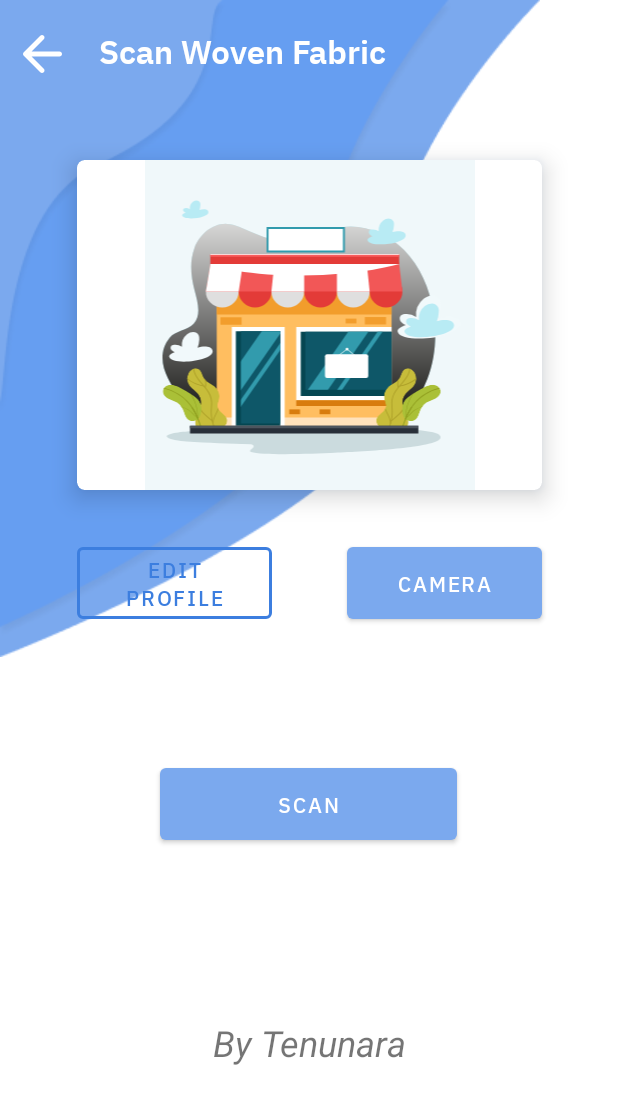
After one commit to figoalsistn19/Tenunaraapplication, an Android app: the ScanWovenFabricActivity screen opened directly, with no data from a screen before it, on a phone screen of 412 x 824 dp. The commit adds this screen. Shown: the top 1104 px of the screen. Run offline under Robolectric (Android 15) with nearby library versions, the phone set to English and light mode, and no system bars.

Commit message:
UPDATE ACTIVITY SCAN

```diff
--- a/app/src/main/java/com/example/tenunaraapplication/main/ui/ui/home/HomeFragment.kt
+++ b/app/src/main/java/com/example/tenunaraapplication/main/ui/ui/home/HomeFragment.kt
@@ -43,7 +43,11 @@ class HomeFragment : Fragment() {
         }
 
         binding.scanwovenfabrics.setOnClickListener {
-            view?.findNavController()?.navigate(R.id.action_navigation_home_to_cameraActivity)
+            view?.findNavController()?.navigate(R.id.action_navigation_home_to_scanWovenFabricActivity)
+        }
+
+        binding.findtenuntraining.setOnClickListener {
+            view?.findNavController()?.navigate(R.id.action_navigation_home_to_findTenunTrainingMapsActivity)
         }
 
         return root
--- /dev/null
+++ b/app/src/main/java/com/example/tenunaraapplication/main/ui/ui/scanwoven/ScanWovenFabricActivity.kt
@@ -0,0 +1,13 @@
+package com.example.tenunaraapplication.main.ui.ui.scanwoven
+
+import androidx.appcompat.app.AppCompatActivity
+import android.os.Bundle
+import com.example.tenunaraapplication.R
+
+class ScanWovenFabricActivity : AppCompatActivity() {
+    override fun onCreate(savedInstanceState: Bundle?) {
+        super.onCreate(savedInstanceState)
+        setContentView(R.layout.activity_scan_woven_fabric)
+
+    }
+}
--- /dev/null
+++ b/app/src/main/res/layout/activity_scan_woven_fabric.xml
@@ -0,0 +1,123 @@
+<?xml version="1.0" encoding="utf-8"?>
+<androidx.constraintlayout.widget.ConstraintLayout xmlns:android="http://schemas.android.com/apk/res/android"
+    xmlns:app="http://schemas.android.com/apk/res-auto"
+    xmlns:tools="http://schemas.android.com/tools"
+    android:layout_width="match_parent"
+    android:layout_height="match_parent"
+    tools:context=".main.ui.ui.scanwoven.ScanWovenFabricActivity">
+
+    <ImageView
+        android:id="@+id/imageView3"
+        android:layout_width="wrap_content"
+        android:layout_height="wrap_content"
+        android:contentDescription="@string/background"
+        android:src="@drawable/background"
+        app:layout_constraintStart_toStartOf="parent"
+        app:layout_constraintTop_toTopOf="parent" />
+
+    <ImageView
+        android:id="@+id/btn_back"
+        android:layout_width="40dp"
+        android:layout_height="40dp"
+        android:layout_marginStart="8dp"
+        android:layout_marginTop="16dp"
+        android:src="@drawable/ic_backk"
+        app:layout_constraintStart_toStartOf="parent"
+        app:layout_constraintTop_toTopOf="parent"
+        tools:ignore="MissingConstraints" />
+
+
+    <androidx.cardview.widget.CardView
+        android:id="@+id/cardView"
+        android:layout_width="310dp"
+        android:layout_height="220dp"
+        android:layout_marginTop="52dp"
+        android:outlineAmbientShadowColor="@color/blue"
+        app:cardCornerRadius="5dp"
+        app:cardElevation="10dp"
+        app:layout_constraintEnd_toEndOf="parent"
+        app:layout_constraintStart_toStartOf="parent"
+        app:layout_constraintTop_toBottomOf="@+id/tv_edt_pass">
+
+        <androidx.constraintlayout.widget.ConstraintLayout
+            android:layout_width="match_parent"
+            android:layout_height="match_parent">
+
+            <ImageView
+                android:id="@+id/imageView7"
+                android:layout_width="310dp"
+                android:layout_height="220dp"
+                android:layout_marginTop="96dp"
+                app:layout_constraintBottom_toBottomOf="parent"
+                app:layout_constraintEnd_toEndOf="parent"
+                app:layout_constraintStart_toStartOf="parent"
+                app:srcCompat="@drawable/ic_img_findtenunshop" />
+
+        </androidx.constraintlayout.widget.ConstraintLayout>
+
+
+    </androidx.cardview.widget.CardView>
+
+    <TextView
+        android:id="@+id/tv_edt_pass"
+        android:layout_width="0dp"
+        android:layout_height="wrap_content"
+        android:layout_marginStart="18dp"
+        android:layout_marginTop="15dp"
+        android:fontFamily="@font/ibmplexsansthailooped_semibold"
+        android:text="@string/scan_woven_fabric"
+        android:textColor="@color/white"
+        android:textSize="22sp"
+        app:layout_constraintStart_toEndOf="@id/btn_back"
+        app:layout_constraintTop_toTopOf="parent" />
+
+    <Button
+        android:id="@+id/btn_gallery"
+        style="?attr/materialButtonOutlinedStyle"
+        android:layout_width="130dp"
+        android:layout_height="60dp"
+        android:layout_marginTop="32dp"
+        android:fontFamily="@font/ibmplexsans_medium"
+        android:text="@string/btn_edt_profile"
+        android:textColor="@color/blue"
+        app:layout_constraintStart_toStartOf="@+id/cardView"
+        app:layout_constraintTop_toBottomOf="@+id/cardView"
+        app:strokeColor="@color/blue"
+        app:strokeWidth="2dp" />
+
+    <Button
+        android:id="@+id/btn_camera"
+        android:layout_width="130dp"
+        android:layout_height="60dp"
+        android:layout_marginTop="32dp"
+        android:fontFamily="@font/ibmplexsans_medium"
+        android:text="camera"
+        app:layout_constraintEnd_toEndOf="@+id/cardView"
+        app:layout_constraintTop_toBottomOf="@+id/cardView" />
+
+    <Button
+        android:id="@+id/btn_scan"
+        android:layout_width="198dp"
+        android:layout_height="60dp"
+        android:fontFamily="@font/ibmplexsans_medium"
+        android:text="Scan"
+        app:layout_constraintBottom_toBottomOf="parent"
+        app:layout_constraintEnd_toEndOf="parent"
+        app:layout_constraintHorizontal_bias="0.497"
+        app:layout_constraintStart_toStartOf="parent"
+        app:layout_constraintTop_toBottomOf="@+id/btn_gallery"
+        app:layout_constraintVertical_bias="0.252" />
+
+    <TextView
+        android:id="@+id/textView5"
+        android:layout_width="wrap_content"
+        android:layout_height="wrap_content"
+        android:text="By Tenunara"
+        android:textStyle="italic"
+        android:textSize="24sp"
+        app:layout_constraintBottom_toBottomOf="parent"
+        app:layout_constraintEnd_toEndOf="parent"
+        app:layout_constraintStart_toStartOf="parent"
+        app:layout_constraintTop_toBottomOf="@+id/btn_scan" />
+
+</androidx.constraintlayout.widget.ConstraintLayout>
--- a/app/src/main/res/values/strings.xml
+++ b/app/src/main/res/values/strings.xml
@@ -118,4 +118,5 @@
     <string name="setting">Setting</string>
     <string name="logout">Logout</string>
     <string name="title_activity_find_tenun_shop_maps">FindTenunShopMapsActivity</string>
+    <string name="title_activity_find_tenun_training_maps">FindTenunTrainingMapsActivity</string>
 </resources>
```
Also changed, not shown: app/src/main/AndroidManifest.xml (+8 -0 lines), app/src/main/java/com/example/tenunaraapplication/main/ui/ui/FindTenunShopMapsActivity.kt (+3 -4 lines), app/src/main/java/com/example/tenunaraapplication/main/ui/ui/FindTenunTrainingMapsActivity.kt (added, +43 -0 lines), app/src/main/res/layout/activity_find_tenun_training_maps.xml (added, +9 -0 lines), app/src/main/res/navigation/mobile_navigation.xml (+21 -10 lines).
